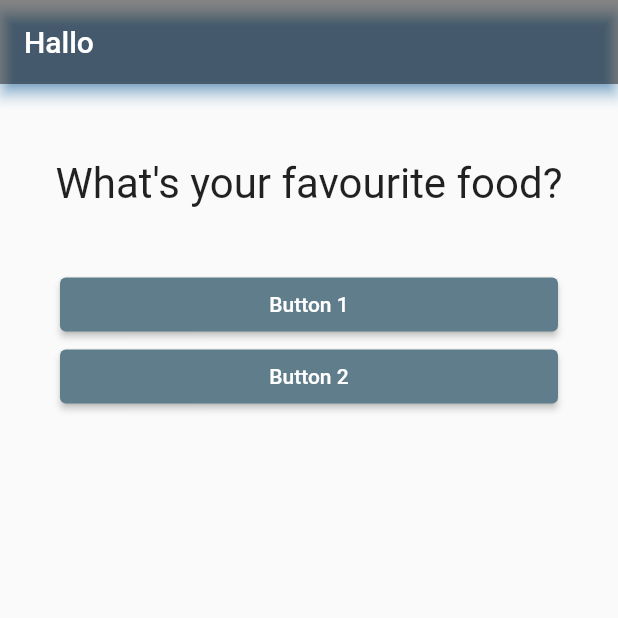
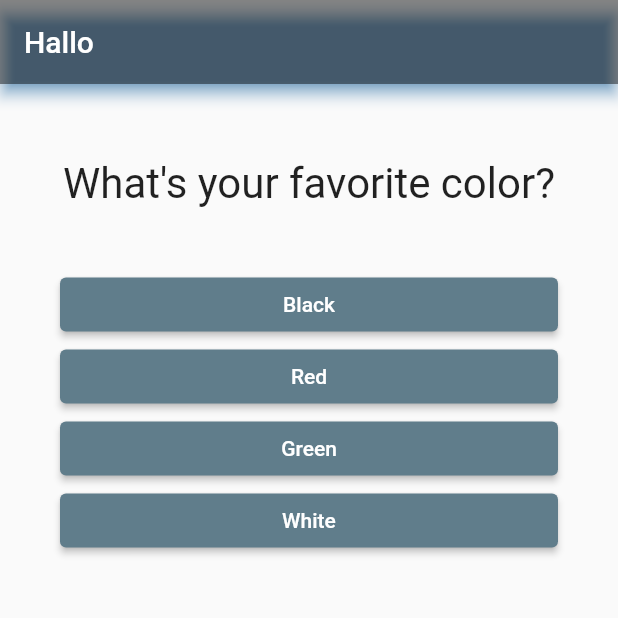
Before and after one commit to DerryRenaldy/learn_flutter, a Flutter app: the screen it shows after launch, on a phone screen of 412 x 824 dp, the top half of it. Run offline on Flutter 3.47's test engine with Material 2 defaults, Android fonts, the phone set to English and light mode, and no system bars.

Commit message:
fix: add question and answer

```diff
--- a/lib/main.dart
+++ b/lib/main.dart
@@ -15,18 +15,32 @@ class MyApp extends StatefulWidget {
 class _MyAppState extends State<MyApp> {
   var _questionIndex = 0;
 
-  // void _answerQuestion() {
-  //   setState(() {
-  //     _questionIndex += 1;
-  //   });
-  // }
+  void _answerQuestion() {
+    setState(() {
+      _questionIndex += 1;
+      if (_questionIndex > 2){
+        _questionIndex = 0;
+      };
+    });
+  }
 
   // This widget is the root of your application.
   @override
   Widget build(BuildContext context) {
-    var questions = <String>[
-      "What's your favourite food?",
-      "What's you favourite movie?"
+    print(_questionIndex);
+    var questions = [
+      {
+        'questionText': 'What\'s your favorite color?',
+        'answers': ['Black', 'Red', 'Green', 'White'],
+      },
+      {
+        'questionText': 'What\'s your favorite animal?',
+        'answers': ['Rabbit', 'Snake', 'Elephant', 'Lion'],
+      },
+      {
+        'questionText': 'What\'s your favorite food?',
+        'answers': ['Noodle', 'Meatball', 'Spagheti', 'Steak'],
+      }
     ];
     return MaterialApp(
       home: Scaffold(
@@ -36,9 +50,11 @@ class _MyAppState extends State<MyApp> {
           shadowColor: Colors.blue,
         ),
         body: Column(children: [
-          Question(questions[_questionIndex]),
-          Answer('Button 1', () => setState(() => _questionIndex = 0)),
-          Answer('Button 2', () => setState(() => _questionIndex = 1))
+          Question(questions[_questionIndex]['questionText'] as String),
+          ...(questions[_questionIndex]['answers'] as List<String>)
+              .map((answer) {
+            return Answer(answer, _answerQuestion);
+          }).toList()
         ]),
       ),
     );
```
